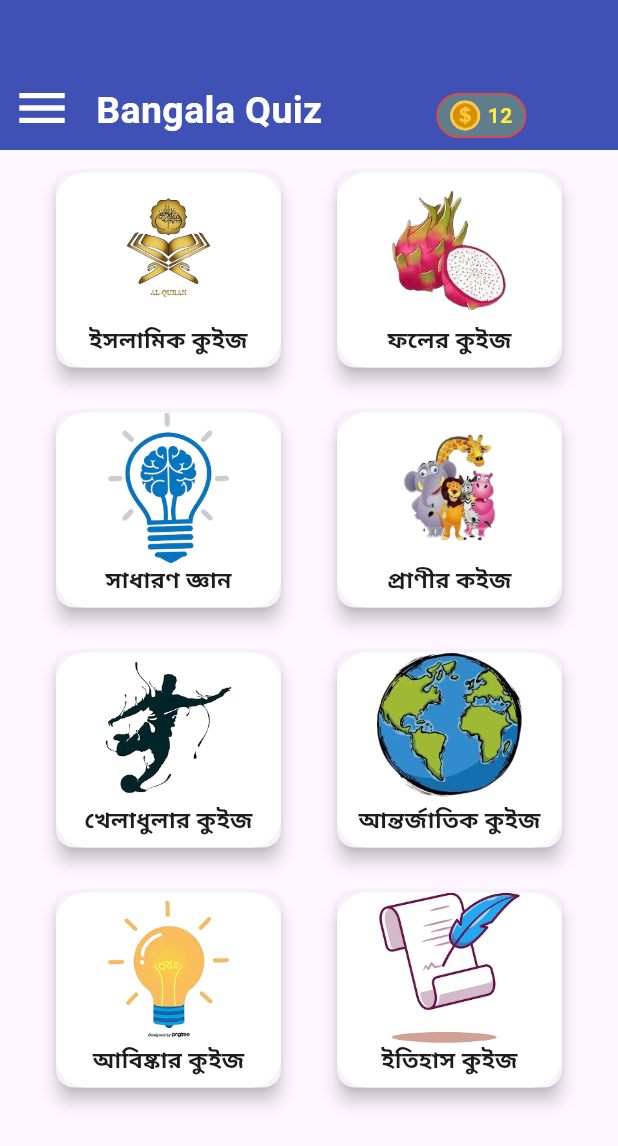
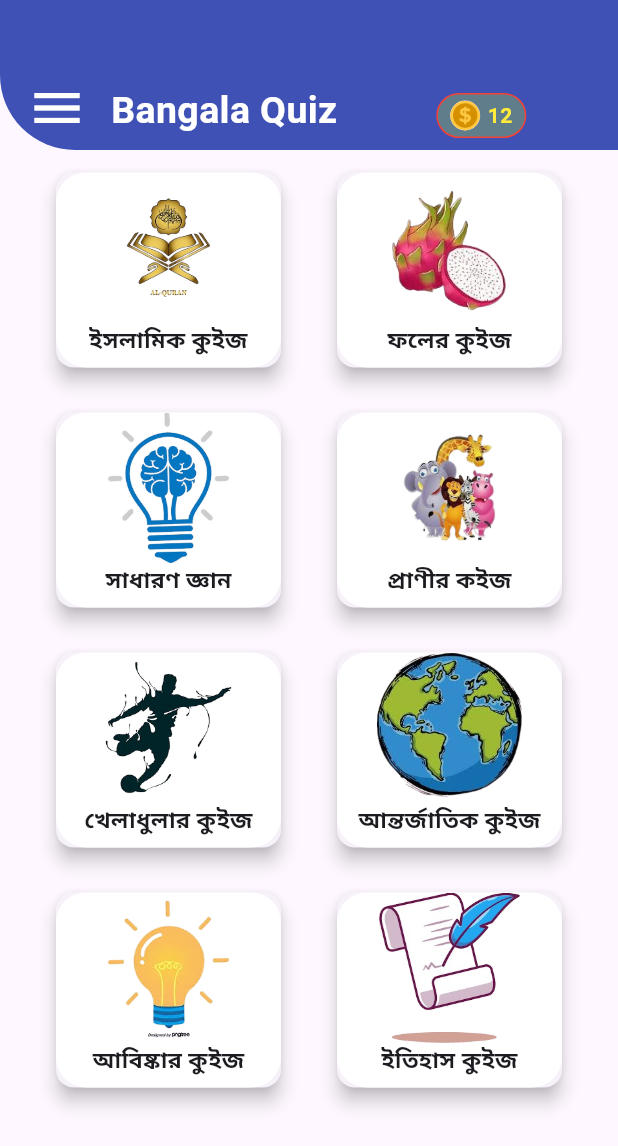
Before and after one commit to rifatalam26/Quiz_, a Flutter app: the HomeScreen screen opened directly, on a phone screen of 412 x 824 dp. Shown: the top 1146 px of the screen. Run offline on Flutter 3.47's test engine with Material 3 defaults, Android fonts, the phone set to English and light mode, and no system bars.

Commit message:
splash scree

```diff
--- a/lib/view/home_screen.dart
+++ b/lib/view/home_screen.dart
@@ -1,5 +1,7 @@
 import 'package:flutter/cupertino.dart';
 import 'package:flutter/material.dart';
+
+import 'islamic_quiz_level_screen.dart';
 
 class HomeScreen extends StatefulWidget {
   const HomeScreen({super.key});
@@ -12,25 +14,19 @@ class _HomeScreenState extends State<HomeScreen> {
   @override
   Widget build(BuildContext context) {
     return Scaffold(
-      // appBar: AppBar(
-      //   leading: Icon(Icons.menu,size: 35,),
-      //   backgroundColor: Colors.indigo,
-      //   title: Text(
-      //     "Bangla Quiz",
-      //     style: TextStyle(fontSize: 25, fontWeight: FontWeight.bold),
-      //   ),
-      //   foregroundColor: Colors.white,
-      //
-      // ),
       body: SingleChildScrollView(
         child: Column(
           children: [
             Container(
               height: 100,
+              decoration: const BoxDecoration(
                   color: Colors.indigo,
+                borderRadius: BorderRadius.only(bottomLeft: Radius.circular(50))
+              ),
               child: Row(
                 crossAxisAlignment: CrossAxisAlignment.end,
                 children: [
+                  SizedBox(width: 10,),
                   Padding(
                     padding: const EdgeInsets.all(8.0),
                     child: Icon(
@@ -50,7 +46,7 @@ class _HomeScreenState extends State<HomeScreen> {
                     ),
                   ),
                   SizedBox(
-                    width: 60,
+                    width: 50,
                   ),
                   Padding(
                     padding: const EdgeInsets.all(8.0),
@@ -89,10 +85,15 @@ class _HomeScreenState extends State<HomeScreen> {
             Row(
               mainAxisAlignment: MainAxisAlignment.spaceEvenly,
               children: [
-                Card(
+                InkWell(
+                  onTap: (){
+                    Navigator.push(context,
+                        MaterialPageRoute(builder: (context)=> const IslamicQuizLevelScreen()));
+                  },
+                  child: Card(
                     shadowColor: Colors.black,
                     elevation: 5,
-                  margin: EdgeInsets.only(top: 15),
+                    margin: const EdgeInsets.only(top: 15),
                     child: Container(
                       height: 130,
                       width: 150,
@@ -104,17 +105,18 @@ class _HomeScreenState extends State<HomeScreen> {
                           Container(
                             height: 100,
                             width: 100,
-                          decoration: BoxDecoration(
+                            decoration: const BoxDecoration(
                                 image: DecorationImage(
                                     image: AssetImage(
                                         "assets/image/kuran-removebg-preview.png"))),
                           ),
-                        Text(
+                          const Text(
                             "ইসলামিক কুইজ",
                             style: TextStyle(
                                 fontSize: 15, fontWeight: FontWeight.bold),
                           )
                         ],
+                      ),
                     ),
                   ),
                 ),
--- a/lib/view/islamic_quiz_level_screen.dart
+++ b/lib/view/islamic_quiz_level_screen.dart
@@ -1,3 +1,4 @@
+import 'package:bangla_quiz/view/question_page1.dart';
 import 'package:flutter/material.dart';
 
 class IslamicQuizLevelScreen extends StatefulWidget {
@@ -61,7 +62,10 @@ class _IslamicQuizLevelScreenState extends State<IslamicQuizLevelScreen> {
                         width: 60,
                       ),
                       InkWell(
-                        onTap: (){},
+                        onTap: (){
+                          Navigator.push(context,
+                              MaterialPageRoute(builder: (context)=>const QuestionPage1()));
+                        },
                         child: Container(
                           height: 45,
                           width: 80,
--- a/lib/view/main.dart
+++ b/lib/view/main.dart
@@ -1,5 +1,6 @@
 import 'package:bangla_quiz/view/home_screen.dart';
 import 'package:bangla_quiz/view/question_page1.dart';
+import 'package:bangla_quiz/view/splash_screen.dart';
 import 'package:flutter/material.dart';
 
 import 'islamic_quiz_level_screen.dart';
@@ -16,7 +17,7 @@ class MyApp extends StatelessWidget {
   Widget build(BuildContext context) {
     return const MaterialApp(
       debugShowCheckedModeBanner: false,
-      home: QuestionPage1(),
+      home: SplashScreen(),
     );
   }
 }
--- a/lib/view/question_page1.dart
+++ b/lib/view/question_page1.dart
@@ -18,8 +18,7 @@ class _QuestionPage1State extends State<QuestionPage1> {
             decoration: const BoxDecoration(
                 color: Colors.indigo,
                 borderRadius: BorderRadius.only(
-                    bottomLeft: Radius.circular(50),
-                    bottomRight: Radius.circular(0))),
+                    bottomLeft: Radius.circular(50),)),
             child: const Row(
               children: [
                 SizedBox(
```
Also changed, not shown: lib/view/splash_screen.dart (added, +72 -0 lines). Lines whose indentation alone changed are shown as unchanged.
